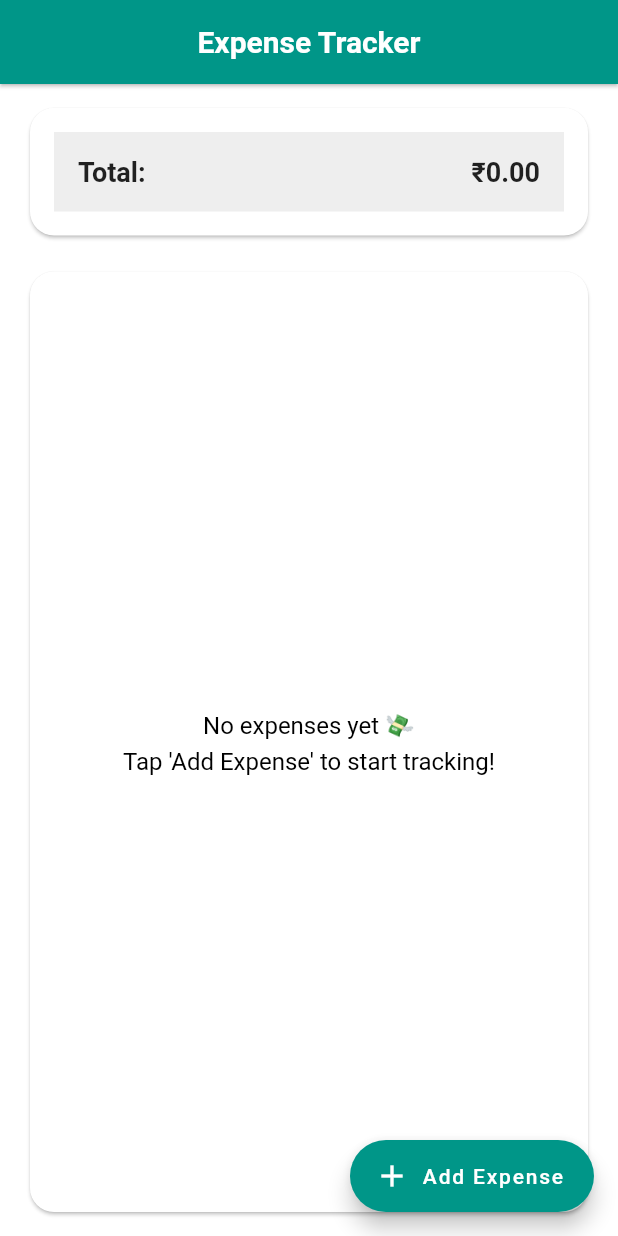
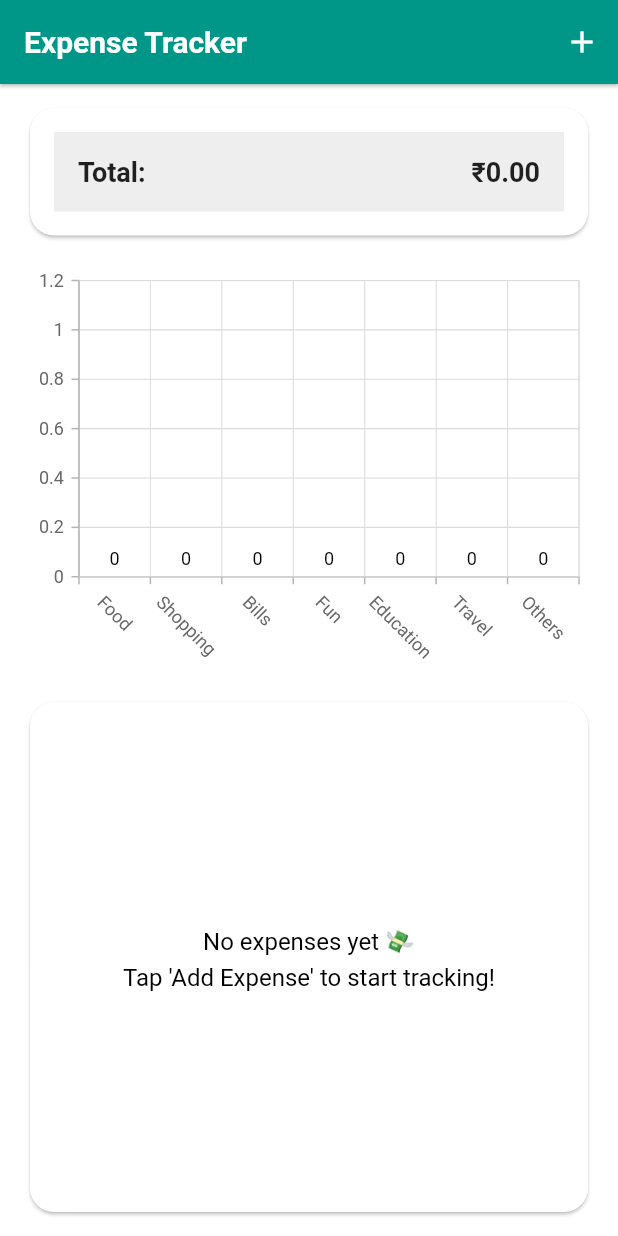
Before and after one commit to farihaarai/expense-tracker-flutter-bloc, a Flutter app: the screen it shows after launch, on a phone screen of 412 x 824 dp. Run offline on Flutter 3.47's test engine with Material 3 defaults, Android fonts, the phone set to English and light mode, and no system bars; our stand-ins replace copy_with_extension, equatable, flutter_bloc, sqflite, syncfusion_flutter_charts; accounts and stored records are empty.

Commit message:
feat: Add category-wise expense bar chart using Syncfusion Charts
- Created CategoryChart widget to display expenses by category
- Integrated getCategoryTotals to calculate total per category
- Used SfCartesianChart with ColumnSeries for visual representation
- Added data labels for better readability
- Connected chart with ExpenseBloc using BlocBuilder

```diff
--- a/lib/enums/expense_category.dart
+++ b/lib/enums/expense_category.dart
@@ -1,11 +1 @@
-enum ExpenseCategory {
-  Food,
-  Transport,
-  Shopping,
-  Bills,
-  Health,
-  Entertainment,
-  Education,
-  Travel,
-  Others,
-}
+enum ExpenseCategory { Food, Shopping, Bills, Fun, Education, Travel, Others }
--- a/lib/services/db_helper.dart
+++ b/lib/services/db_helper.dart
@@ -4,7 +4,7 @@ import 'package:sqflite/sqflite.dart';
 
 class DbHelper {
   static Database? _db;
-  static final bool _resetDB = true;
+  // static final bool _resetDB = true;
   static final String _dbName = "expense_db.db";
   static const int _currentVersion = 3;
   static final DbHelper instance = DbHelper._constructor();
@@ -28,9 +28,9 @@ class DbHelper {
     if (_db != null) return _db!;
     final databaseDirPath = await getDatabasesPath();
     final databasePath = join(databaseDirPath, _dbName);
-    if (_resetDB) {
-      await deleteDatabase(databasePath);
-    }
+    // if (_resetDB) {
+    //   await deleteDatabase(databasePath);
+    // }
     _db = await openDatabase(
       databasePath,
       version: _currentVersion,
--- a/lib/ui/home_page.dart
+++ b/lib/ui/home_page.dart
@@ -1,6 +1,8 @@
 import 'package:expense_tracker_bloc/blocs/expense_bloc.dart';
 import 'package:expense_tracker_bloc/blocs/expense_event.dart';
+import 'package:expense_tracker_bloc/blocs/expense_state.dart';
 import 'package:expense_tracker_bloc/ui/widgets/add_expense_sheet.dart';
+import 'package:expense_tracker_bloc/ui/widgets/category_chart.dart';
 import 'package:expense_tracker_bloc/ui/widgets/expense_list.dart';
 import 'package:expense_tracker_bloc/ui/widgets/total_expense.dart';
 import 'package:flutter/material.dart';
@@ -43,17 +45,32 @@ class _HomePageState extends State<HomePage> {
           "Expense Tracker",
           style: TextStyle(fontWeight: FontWeight.w600),
         ),
-        centerTitle: true,
+        // centerTitle: true,
         elevation: 1,
         surfaceTintColor: theme.colorScheme.surfaceTint,
+        actions: [
+          IconButton(
+            onPressed: () {
+              showModalBottomSheet(
+                context: context,
+                isScrollControlled: true,
+                shape: RoundedRectangleBorder(
+                  borderRadius: BorderRadius.vertical(top: Radius.circular(20)),
+                ),
+                builder: (_) => const AddExpenseSheet(),
+              );
+            },
+            icon: const Icon(Icons.add, color: Colors.white),
+          ),
+        ],
       ),
-      floatingActionButton: FloatingActionButton.extended(
-        backgroundColor: theme.colorScheme.primaryContainer,
-        foregroundColor: theme.colorScheme.onPrimaryContainer,
-        onPressed: _openAddExpenseSheet,
-        label: const Text("Add Expense"),
-        icon: const Icon(Icons.add),
-      ),
+      // floatingActionButton: FloatingActionButton.extended(
+      //   backgroundColor: theme.colorScheme.primaryContainer,
+      //   foregroundColor: theme.colorScheme.onPrimaryContainer,
+      //   onPressed: _openAddExpenseSheet,
+      //   label: const Text("Add Expense"),
+      //   icon: const Icon(Icons.add),
+      // ),
       body: SafeArea(
         child: Padding(
           padding: const EdgeInsets.symmetric(horizontal: 16, vertical: 12),
@@ -75,12 +92,12 @@ class _HomePageState extends State<HomePage> {
 
               const SizedBox(height: 16),
               // Category Chart (updates automatically via BlocBuilder)
-              // BlocBuilder<ExpenseBloc, ExpenseState>(
-              //   builder: (context, state) {
-              //     return CategoryChart(categoryTotals: state.categoryTotals);
-              //   },
-              // ),
-              // const SizedBox(height: 16),
+              BlocBuilder<ExpenseBloc, ExpenseState>(
+                builder: (context, state) {
+                  return CategoryChart(expenses: state.expenses);
+                },
+              ),
+              const SizedBox(height: 12),
               // Expense list
               Expanded(
                 child: Card(
--- a/lib/ui/widgets/category_chart.dart
+++ b/lib/ui/widgets/category_chart.dart
@@ -1,25 +1,34 @@
-import 'package:expense_tracker_bloc/blocs/expense_bloc.dart';
-import 'package:expense_tracker_bloc/blocs/expense_state.dart';
-import 'package:fl_chart/fl_chart.dart';
+// expense_category_chart.dart
+import 'package:expense_tracker_bloc/utils/category_totals.dart';
 import 'package:flutter/material.dart';
-import 'package:flutter_bloc/flutter_bloc.dart';
+import 'package:syncfusion_flutter_charts/charts.dart';
+import 'package:expense_tracker_bloc/models/expense.dart';
+import 'package:expense_tracker_bloc/models/category_total.dart';
 
 class CategoryChart extends StatelessWidget {
-  const CategoryChart({super.key});
+  final List<Expense> expenses;
+
+  const CategoryChart({super.key, required this.expenses});
 
   @override
   Widget build(BuildContext context) {
-    return BlocBuilder<ExpenseBloc, ExpenseState>(
-      builder: (context, state) {
-        if (state.expenses.isEmpty) {
-          return Container(
-            height: 200,
-            alignment: Alignment.center,
-            child: const Text("No data to show"),
-          );
-        }
-        return BarChart(BarChartData());
-      },
+    final categoryTotals = getCategoryTotals(expenses);
+
+    return SizedBox(
+      height: 275,
+      child: SfCartesianChart(
+        primaryXAxis: CategoryAxis(labelRotation: 45),
+        // primaryYAxis: NumericAxis(title: AxisTitle(text: 'Amount Spent')),
+        series: <CartesianSeries<CategoryTotal, String>>[
+          ColumnSeries<CategoryTotal, String>(
+            dataSource: categoryTotals,
+            xValueMapper: (data, _) => data.category.name,
+            yValueMapper: (data, _) => data.total,
+            color: Colors.teal,
+            dataLabelSettings: const DataLabelSettings(isVisible: true),
+          ),
+        ],
+      ),
     );
   }
 }
--- a/lib/ui/widgets/expense_list.dart
+++ b/lib/ui/widgets/expense_list.dart
@@ -29,11 +29,14 @@ class ExpenseList extends StatelessWidget {
           );
         }
 
+        final sortedExpenses = List.of(state.expenses)
+          ..sort((a, b) => b.date.compareTo(a.date));
+
         return ListView.builder(
           padding: const EdgeInsets.symmetric(horizontal: 8, vertical: 8),
           itemCount: state.expenses.length,
           itemBuilder: (context, index) {
-            final expense = state.expenses[index];
+            final expense = sortedExpenses[index];
 
             return Dismissible(
               key: ValueKey(expense.id),
--- /dev/null
+++ b/lib/utils/category_totals.dart
@@ -0,0 +1,29 @@
+import 'package:expense_tracker_bloc/models/expense.dart';
+import 'package:expense_tracker_bloc/models/category_total.dart';
+import 'package:expense_tracker_bloc/enums/expense_category.dart';
+
+List<CategoryTotal> getCategoryTotals(List<Expense> expenses) {
+  // This will store total amount for each category
+  Map<ExpenseCategory, double> totals = {};
+
+  // Start all categories with 0
+  for (var category in ExpenseCategory.values) {
+    totals[category] = 0.0;
+  }
+
+  // Add each expense to its category total
+  for (var expense in expenses) {
+    totals[expense.category] = totals[expense.category]! + expense.amount;
+  }
+
+  // Make a list from the map to use in chart
+  List<CategoryTotal> categoryTotals = [];
+
+  for (var category in totals.keys) {
+    categoryTotals.add(
+      CategoryTotal(category: category, total: totals[category]!),
+    );
+  }
+
+  return categoryTotals;
+}
--- a/pubspec.yaml
+++ b/pubspec.yaml
@@ -43,7 +43,7 @@ dependencies:
   mysql1: ^0.20.0
   sqflite: ^2.4.2
   path: ^1.9.1
-  vector_math: 2.0.8
+  syncfusion_flutter_charts: ^30.1.41
 
 dev_dependencies:
   flutter_test:
```
Also changed, not shown: lib/utils/category_colors.dart (deleted, +0 -25 lines), pubspec.lock.
